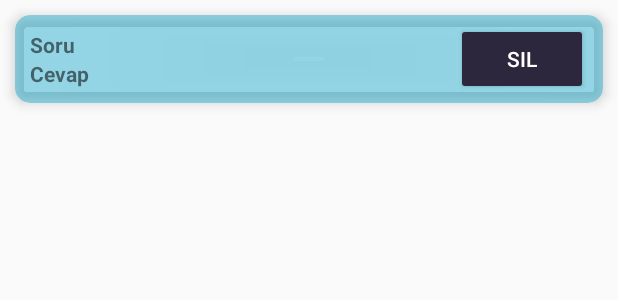
After one commit to Alperen53-dot/VeterinerHekim, an Android app: the layout cevapitemlayout.xml on its own in the app's theme, with its tools: preview values and no code run, on a phone screen of 412 x 824 dp. The commit adds this screen. Shown: the top 300 px of the screen. Run offline under Robolectric (Android 15) with nearby library versions, the phone set to English and light mode, and no system bars.

Commit message:
Case 21 - Kullanıcıclar için cevap silme webservisinin yazılması

```diff
--- a/VetPet/app/src/main/java/com/example/myapplication/Activities/LoginActivity.java
+++ b/VetPet/app/src/main/java/com/example/myapplication/Activities/LoginActivity.java
@@ -11,7 +11,7 @@ import com.example.myapplication.R;
 import com.example.myapplication.ResApi.ManagerAll;
 import com.example.myapplication.Utils.GetSharedPreferences;
 import com.example.myapplication.Utils.Warnings;
-import com.example.myapplication.models.LoginP;
+import com.example.myapplication.Models.LoginP;
 import com.google.android.material.snackbar.Snackbar;
 
 import androidx.appcompat.app.AppCompatActivity;
--- a/VetPet/app/src/main/java/com/example/myapplication/Activities/SignUpActivity.java
+++ b/VetPet/app/src/main/java/com/example/myapplication/Activities/SignUpActivity.java
@@ -15,7 +15,7 @@ import android.widget.Toast;
 import com.example.myapplication.R;
 import com.example.myapplication.ResApi.ManagerAll;
 import com.example.myapplication.Utils.Warnings;
-import com.example.myapplication.models.RegisterP;
+import com.example.myapplication.Models.RegisterP;
 
 public class SignUpActivity extends AppCompatActivity {
 
--- a/VetPet/app/src/main/java/com/example/myapplication/Adapters/PetsAdapter.java
+++ b/VetPet/app/src/main/java/com/example/myapplication/Adapters/PetsAdapter.java
@@ -7,7 +7,7 @@ import android.view.ViewGroup;
 import android.widget.TextView;
 
 import com.example.myapplication.R;
-import com.example.myapplication.models.PetModel;
+import com.example.myapplication.Models.PetModel;
 import com.squareup.picasso.Picasso;
 
 import java.util.List;
--- a/VetPet/app/src/main/java/com/example/myapplication/Fragments/UserPetsFragment.java
+++ b/VetPet/app/src/main/java/com/example/myapplication/Fragments/UserPetsFragment.java
@@ -12,7 +12,7 @@ import com.example.myapplication.ResApi.ManagerAll;
 import com.example.myapplication.Utils.ChangeFragments;
 import com.example.myapplication.Utils.GetSharedPreferences;
 import com.example.myapplication.Utils.Warnings;
-import com.example.myapplication.models.PetModel;
+import com.example.myapplication.Models.PetModel;
 
 import java.util.ArrayList;
 import java.util.List;
--- a/VetPet/app/src/main/java/com/example/myapplication/models/AnswersModel.java
+++ b/VetPet/app/src/main/java/com/example/myapplication/Models/AnswersModel.java
@@ -1,4 +1,4 @@
-package com.example.myapplication.models;
+package com.example.myapplication.Models;
 
 public class AnswersModel{
 	private String cevapid;
--- a/VetPet/app/src/main/java/com/example/myapplication/models/AskQuestionModel.java
+++ b/VetPet/app/src/main/java/com/example/myapplication/Models/AskQuestionModel.java
@@ -1,4 +1,4 @@
-package com.example.myapplication.models;
+package com.example.myapplication.Models;
 
 public class AskQuestionModel{
 	private boolean tf;
--- a/VetPet/app/src/main/java/com/example/myapplication/models/LoginP.java
+++ b/VetPet/app/src/main/java/com/example/myapplication/Models/LoginP.java
@@ -1,4 +1,4 @@
-package com.example.myapplication.models;
+package com.example.myapplication.Models;
 
 public class LoginP {
 	private int durum;
--- a/VetPet/app/src/main/java/com/example/myapplication/models/PetModel.java
+++ b/VetPet/app/src/main/java/com/example/myapplication/Models/PetModel.java
@@ -1,4 +1,4 @@
-package com.example.myapplication.models;
+package com.example.myapplication.Models;
 
 public class PetModel{
 	private boolean tf;
--- a/VetPet/app/src/main/java/com/example/myapplication/models/RegisterP.java
+++ b/VetPet/app/src/main/java/com/example/myapplication/Models/RegisterP.java
@@ -1,4 +1,4 @@
-package com.example.myapplication.models;
+package com.example.myapplication.Models;
 
 public class RegisterP {
     private boolean trueFalse;
--- /dev/null
+++ b/VetPet/app/src/main/res/layout/cevapitemlayout.xml
@@ -0,0 +1,59 @@
+<?xml version="1.0" encoding="utf-8"?>
+<LinearLayout xmlns:android="http://schemas.android.com/apk/res/android"
+    android:layout_width="match_parent"
+    android:layout_height="match_parent">
+
+    <androidx.cardview.widget.CardView xmlns:card_view="http://schemas.android.com/apk/res-auto"
+        android:layout_width="match_parent"
+        android:layout_height="wrap_content"
+        android:layout_margin="10dp"
+        card_view:cardBackgroundColor="#802fb0d2"
+        card_view:cardCornerRadius="10dp"
+        card_view:cardElevation="5dp">
+
+        <LinearLayout
+            android:layout_width="match_parent"
+            android:layout_height="wrap_content"
+            android:orientation="horizontal">
+
+            <LinearLayout
+                android:layout_width="0dp"
+                android:layout_height="wrap_content"
+                android:layout_weight="3"
+                android:orientation="vertical"
+                android:padding="10dp">
+
+                <TextView
+                    android:id="@+id/cevapsorutext"
+                    android:layout_width="match_parent"
+                    android:layout_height="match_parent"
+                    android:text="Soru"
+                    android:textStyle="bold" />
+
+                <TextView
+                    android:id="@+id/cevapcevaptext"
+                    android:layout_width="match_parent"
+                    android:layout_height="match_parent"
+                    android:text="Cevap"
+                    android:textStyle="bold" />
+
+
+            </LinearLayout>
+
+
+            <com.google.android.material.button.MaterialButton
+                android:id="@+id/cevapsilbutton"
+                style="@style/Widget.AppCompat.Button.Colored"
+                android:layout_width="wrap_content"
+                android:layout_height="wrap_content"
+                android:layout_gravity="center"
+                android:layout_marginRight="10dp"
+                android:gravity="center"
+                android:text="Sil" />
+
+
+        </LinearLayout>
+
+    </androidx.cardview.widget.CardView>
+
+</LinearLayout>
```
Also changed, not shown: VetPet/app/src/main/java/com/example/myapplication/Adapters/AnswerAdapter.java (added, +104 -0 lines), VetPet/app/src/main/java/com/example/myapplication/Fragments/HomeFragment.java (+36 -8 lines), VetPet/app/src/main/java/com/example/myapplication/Models/DeleteAnswerModel.java (added, +31 -0 lines), VetPet/app/src/main/java/com/example/myapplication/ResApi/ManagerAll.java (+12 -5 lines), VetPet/app/src/main/java/com/example/myapplication/ResApi/RestApi.java (+10 -5 lines), VetPet/app/src/main/res/layout/cevapalertlayout.xml (added, +25 -0 lines), 3 other files.
